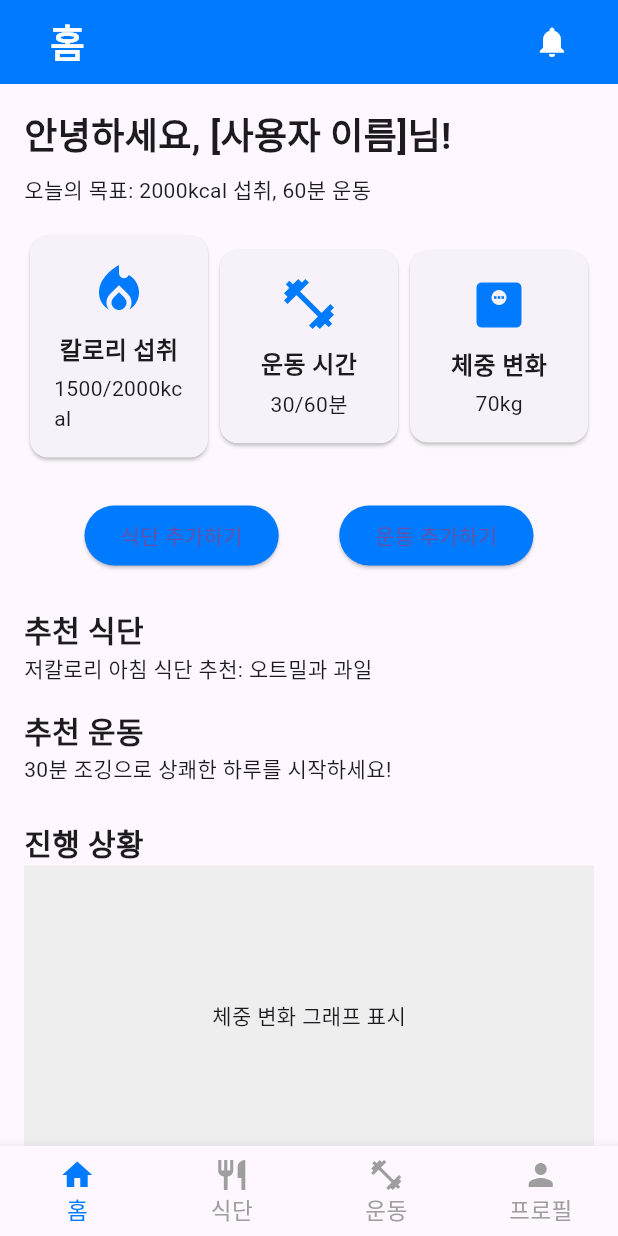
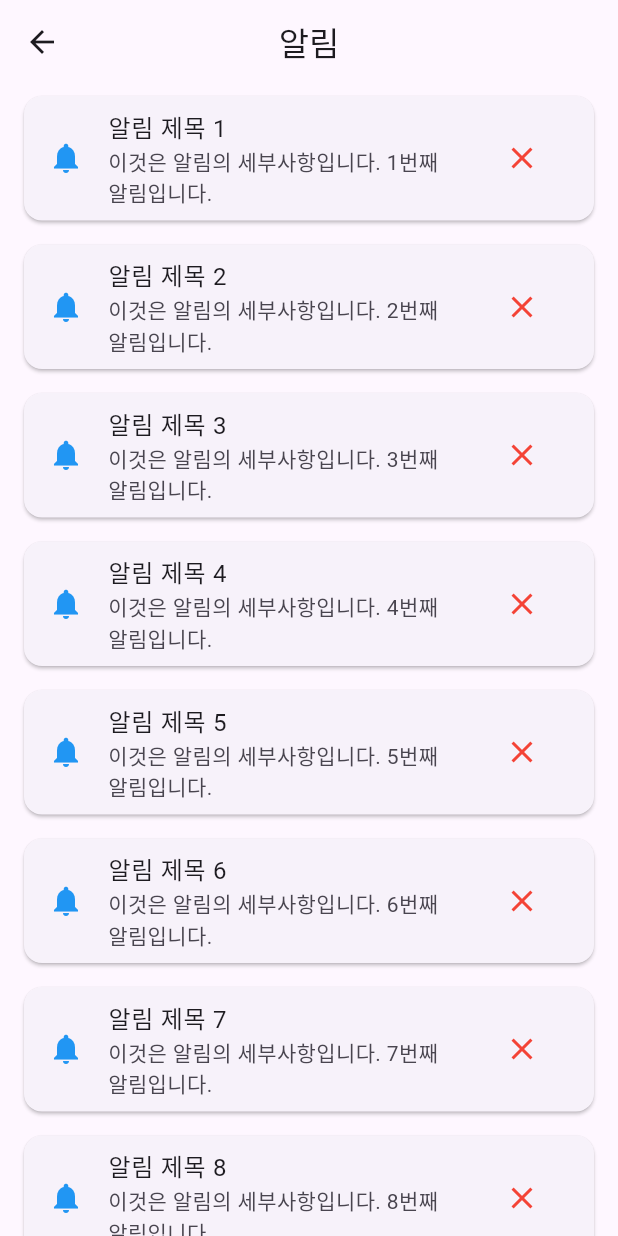
Before and after one commit to hhyyzznnn/Healthy, a Flutter app: the screen it shows after launch, after a tap on the "notifications" icon, on a phone screen of 412 x 824 dp. Run offline on Flutter 3.47's test engine with Material 3 defaults, Android fonts, the phone set to English and light mode, and no system bars.

Commit message:
[Feat] 설정, 알림 페이지 추가

```diff
--- a/lib/constants/app_bar.dart
+++ b/lib/constants/app_bar.dart
@@ -4,11 +4,11 @@ import 'colors.dart';
 PreferredSizeWidget buildAppBar({required String title, List<Widget>? actions}) {
   return AppBar(
     title: Padding(
-      padding:  EdgeInsets.only(left: 17.5),
-      child: Text(title, style: const TextStyle(fontSize: 25, fontWeight: FontWeight.bold, color: Colors.white)),
+      padding:  EdgeInsets.only(left: 15),
+      child: Text(title, style: const TextStyle(fontFamily: 'BMDOHYEON',fontSize: 25, color: Colors.white, fontStyle: FontStyle.italic)),
     ),
     centerTitle: false,
-    backgroundColor: AppColors.primaryBlue, // 상수 폴더의 색상 사용
-    actions: actions, // 설정 버튼이나 기타 위젯을 추가할 때 사용
+    backgroundColor: AppColors.primaryBlue,
+    actions: actions
   );
 }
--- a/lib/main.dart
+++ b/lib/main.dart
@@ -18,8 +18,8 @@
 
 const _navItems = [
   NavItem(activeIcon: Icons.home, label: "홈"),
+  NavItem(activeIcon: Icons.fitness_center, label: "운동"),
   NavItem(activeIcon: Icons.restaurant, label: "식단"),
-  NavItem(activeIcon: Icons.fitness_center, label: "운동"),
   NavItem(activeIcon: Icons.person, label: "프로필")
 ];
 
@@ -57,7 +57,11 @@
   @override
   Widget build(BuildContext context) {
     return Scaffold(
-        bottomNavigationBar: BottomNavigationBar(
+        bottomNavigationBar: Theme(
+          data: Theme.of(context).copyWith(
+            splashFactory: NoSplash.splashFactory
+          ),
+          child: BottomNavigationBar(
             onTap: (int index) {
               _tabController.animateTo(index);
             },
@@ -72,6 +76,7 @@
             unselectedFontSize: 15,
             type: BottomNavigationBarType.fixed,
           ),
+        ),
         body: TabBarView(
           physics: const NeverScrollableScrollPhysics(),
           controller: _tabController,
--- a/lib/presentation/screens/home.dart
+++ b/lib/presentation/screens/home.dart
@@ -1,27 +1,27 @@
 import 'package:flutter/material.dart';
 import 'package:healthy/constants/app_bar.dart';
 import 'package:healthy/constants/colors.dart';
+import 'notification.dart';
 
 class HomeScreen extends StatelessWidget {
   const HomeScreen({super.key});
 
   @override
   Widget build(BuildContext context) {
+    final size = MediaQuery.of(context).size;
     return Scaffold(
-      appBar: buildAppBar(
-          title: '홈',
-          actions: [
+      backgroundColor: Colors.white,
+      appBar: buildAppBar(title: '헬띠', actions: [
         Padding(
-              padding: EdgeInsets.only(right: 20),
+            padding: EdgeInsets.only(right: 15),
             child: IconButton(
                 icon: Icon(Icons.notifications, color: Colors.white),
                 onPressed: () {
-                  // 알림 버튼 기능 추가
-                }
-              ),
-            )
-          ]
-      ),
+                  Navigator.push(
+                    context,
+                    MaterialPageRoute(builder: (context) => NotificationsScreen()));
+                }))
+      ]),
       body: SingleChildScrollView(
         padding: const EdgeInsets.all(16.0),
         child: Column(
@@ -42,32 +42,38 @@ class HomeScreen extends StatelessWidget {
               children: [
                 _buildStatCard('칼로리 섭취', '1500/2000kcal', Icons.local_fire_department),
                 _buildStatCard('운동 시간', '30/60분', Icons.fitness_center),
-                _buildStatCard('체중 변화', '70kg', Icons.monitor_weight),
+                _buildStatCard('체중 변화', '70kg', Icons.monitor_weight)
               ],
             ),
 
             // 빠른 기록 버튼
             const SizedBox(height: 24),
             Row(
-              mainAxisAlignment: MainAxisAlignment.spaceEvenly,
+              mainAxisAlignment: MainAxisAlignment.spaceBetween,
               children: [
-                ElevatedButton(
+                SizedBox(
+                  width: size.width * 0.45,
+                  child: ElevatedButton(
                     onPressed: () {
                       // 식단 추가 페이지로 이동
                     },
                     style: ElevatedButton.styleFrom(
                       backgroundColor: AppColors.primaryBlue,
                     ),
-                  child: const Text('식단 추가하기'),
+                    child: const Text('식단 추가하기', style: TextStyle(color: Colors.white)),
                   ),
-                ElevatedButton(
+                ),
+                SizedBox(
+                  width: size.width * 0.45,
+                  child: ElevatedButton(
                     onPressed: () {
                       // 운동 추가 페이지로 이동
                     },
                     style: ElevatedButton.styleFrom(
                       backgroundColor: AppColors.primaryBlue,
                     ),
-                  child: const Text('운동 추가하기'),
+                    child: const Text('운동 추가하기', style: TextStyle(color: Colors.white)),
+                  ),
                 ),
               ],
             ),
@@ -117,7 +123,8 @@ class HomeScreen extends StatelessWidget {
               const SizedBox(height: 8),
               Text(
                 title,
-                style: const TextStyle(fontSize: 16, fontWeight: FontWeight.bold),
+                style:
+                    const TextStyle(fontSize: 16, fontWeight: FontWeight.bold),
               ),
               const SizedBox(height: 4),
               Text(value, style: const TextStyle(fontSize: 14)),
--- /dev/null
+++ b/lib/presentation/screens/notification.dart
@@ -0,0 +1,40 @@
+import 'package:flutter/material.dart';
+
+class NotificationsScreen extends StatelessWidget {
+  const NotificationsScreen({super.key});
+
+  @override
+  Widget build(BuildContext context) {
+    return Scaffold(
+      appBar: AppBar(
+        title: const Text('알림'),
+        centerTitle: true,
+      ),
+      body: ListView.builder(
+        itemCount: 10, // 임시로 10개의 알림을 표시
+        itemBuilder: (context, index) {
+          return Card(
+            margin: const EdgeInsets.symmetric(vertical: 8.0, horizontal: 16.0),
+            child: ListTile(
+              leading: Icon(Icons.notifications, color: Colors.blue),
+              title: Text('알림 제목 ${index + 1}'),
+              subtitle: Text('이것은 알림의 세부사항입니다. ${index + 1}번째 알림입니다.'),
+              trailing: IconButton(
+                icon: Icon(Icons.close, color: Colors.red),
+                onPressed: () {
+                  // 알림 삭제 기능 구현 가능
+                },
+              ),
+              onTap: () {
+                // 알림을 눌렀을 때 동작 추가 가능
+                ScaffoldMessenger.of(context).showSnackBar(
+                  SnackBar(content: Text('알림 ${index + 1}을(를) 눌렀습니다.')),
+                );
+              },
+            ),
+          );
+        },
+      ),
+    );
+  }
+}
--- a/lib/presentation/screens/profile.dart
+++ b/lib/presentation/screens/profile.dart
@@ -1,6 +1,7 @@
 import 'package:flutter/material.dart';
 import 'package:healthy/constants/app_bar.dart';
 import 'package:healthy/constants/colors.dart';
+import 'setting.dart';
 
 class ProfileScreen extends StatelessWidget {
   const ProfileScreen({super.key});
@@ -14,6 +15,7 @@ class ProfileScreen extends StatelessWidget {
           IconButton(
             icon: const Icon(Icons.settings, color: Colors.white),
             onPressed: () {
+              Navigator.push(context, MaterialPageRoute(builder: (context) => SettingsScreen()));
             },
           ),
         ],
```
Also changed, not shown: lib/presentation/screens/setting.dart (added, +122 -0 lines), pubspec.yaml (+7 -2 lines), assets/fonts/BMDOHYEON.ttf (added), assets/icon.png (added), 4 other files. Lines whose indentation alone changed are shown as unchanged.
